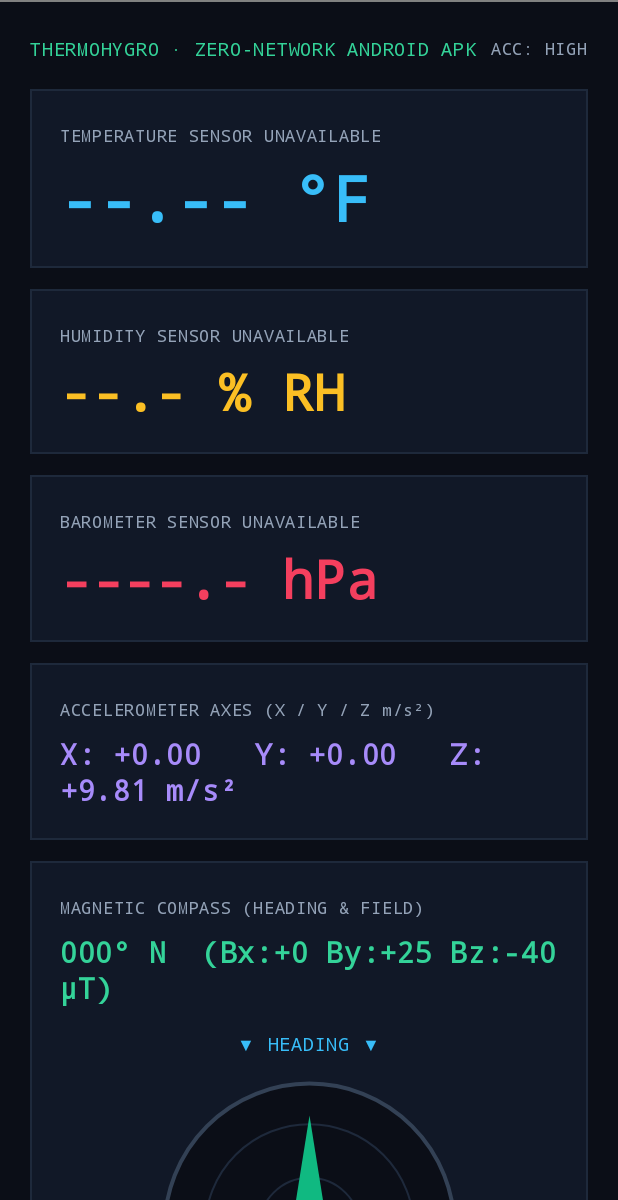
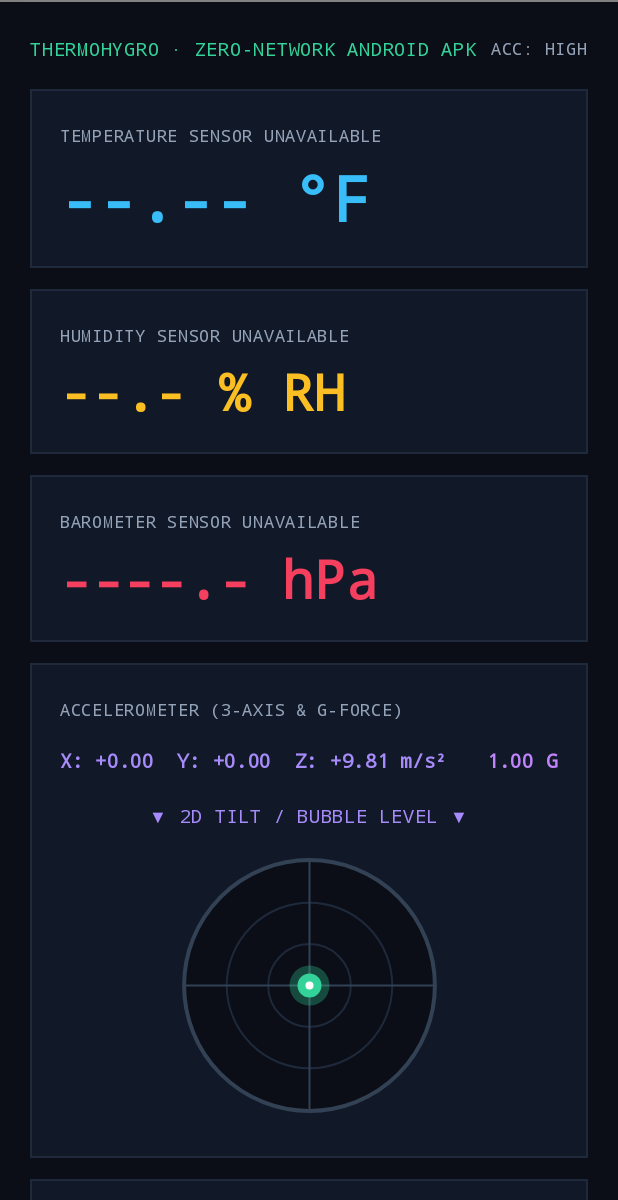
Before and after one commit to ervandarnell/AndroidViewSensors, an Android app built with Jetpack Compose: the screen it shows after launch (MainActivity), on a phone screen of 412 x 824 dp, the part 36-1236 px from its top. Run offline under Robolectric (Android 15) with nearby library versions, the phone set to English and light mode, and no system bars.

Commit message:
Updated to include accelerometer

```diff
--- a/app/src/main/java/com/thermohygro/offlinesensor/MainActivity.kt
+++ b/app/src/main/java/com/thermohygro/offlinesensor/MainActivity.kt
@@ -36,6 +36,7 @@ import androidx.compose.ui.unit.sp
 import androidx.core.content.ContextCompat
 import java.util.Locale
 import kotlin.math.ln
+import kotlin.math.sqrt
 
 /**
  * Zero-Network Android Thermometer (°F), Relative Humidity (% RH), Barometer (hPa / inHg),
@@ -442,27 +443,27 @@ fun ThermoHygroScreen(
             }
         }
 
-        // 3-Axis Accelerometer Card
+        // 3-Axis Accelerometer Card with 2D Visualizer Panel
         Column(
             modifier = Modifier
                 .fillMaxWidth()
                 .background(Color(0xFF111827))
                 .border(1.dp, Color(0xFF1E293B))
-                .padding(20.dp)
+                .padding(20.dp),
+            horizontalAlignment = Alignment.CenterHorizontally
         ) {
             Text(
-                text = "ACCELEROMETER AXES (X / Y / Z m/s²)",
+                text = "ACCELEROMETER (3-AXIS & G-FORCE)",
                 color = Color(0xFF94A3B8),
                 fontSize = 11.sp,
-                fontFamily = FontFamily.Monospace
+                fontFamily = FontFamily.Monospace,
+                modifier = Modifier.fillMaxWidth()
             )
-            Spacer(modifier = Modifier.height(6.dp))
-            Text(
-                text = String.format(Locale.US, "X: %+.2f   Y: %+.2f   Z: %+.2f m/s²", accelX, accelY, accelZ),
-                color = Color(0xFFA78BFA),
-                fontSize = 19.sp,
-                fontWeight = FontWeight.Bold,
-                fontFamily = FontFamily.Monospace
+            Spacer(modifier = Modifier.height(10.dp))
+            AccelerometerVisualizerPanel(
+                accelX = accelX,
+                accelY = accelY,
+                accelZ = accelZ
             )
         }
 
@@ -549,3 +550,88 @@ fun GraphicCompassDial(headingDeg: Float) {
         drawCircle(color = Color(0xFF06B6D4), radius = 6f, center = Offset(cx, cy))
     }
 }
+
+@Composable
+fun AccelerometerVisualizerPanel(
+    accelX: Float,
+    accelY: Float,
+    accelZ: Float
+) {
+    val totalMagnitude = sqrt(accelX * accelX + accelY * accelY + accelZ * accelZ)
+    val totalG = totalMagnitude / 9.80665f
+
+    Column(
+        modifier = Modifier.fillMaxWidth(),
+        horizontalAlignment = Alignment.CenterHorizontally
+    ) {
+        Row(
+            modifier = Modifier.fillMaxWidth(),
+            horizontalArrangement = Arrangement.SpaceBetween
+        ) {
+            Text(
+                text = String.format(Locale.US, "X: %+.2f  Y: %+.2f  Z: %+.2f m/s²", accelX, accelY, accelZ),
+                color = Color(0xFFA78BFA),
+                fontSize = 13.sp,
+                fontWeight = FontWeight.Bold,
+                fontFamily = FontFamily.Monospace
+            )
+            Text(
+                text = String.format(Locale.US, "%.2f G", totalG),
+                color = Color(0xFFC084FC),
+                fontSize = 13.sp,
+                fontWeight = FontWeight.Bold,
+                fontFamily = FontFamily.Monospace
+            )
+        }
+        Spacer(modifier = Modifier.height(12.dp))
+        Text(
+            text = "▼ 2D TILT / BUBBLE LEVEL ▼",
+            color = Color(0xFFA78BFA),
+            fontSize = 12.sp,
+            fontFamily = FontFamily.Monospace
+        )
+        Spacer(modifier = Modifier.height(6.dp))
+
+        Canvas(modifier = Modifier.size(190.dp)) {
+            val cx = size.width / 2f
+            val cy = size.height / 2f
+            val maxRadius = size.minDimension * 0.44f
+
+            // Outer & inner target rings
+            drawCircle(color = Color(0xFF0B0E17), radius = maxRadius, center = Offset(cx, cy))
+            drawCircle(color = Color(0xFF334155), radius = maxRadius, center = Offset(cx, cy), style = Stroke(width = 4f))
+            drawCircle(color = Color(0xFF1E293B), radius = maxRadius * 0.66f, center = Offset(cx, cy), style = Stroke(width = 2f))
+            drawCircle(color = Color(0xFF1E293B), radius = maxRadius * 0.33f, center = Offset(cx, cy), style = Stroke(width = 2f))
+
+            // Crosshair axes
+            drawLine(
+                color = Color(0xFF334155),
+                start = Offset(cx - maxRadius, cy),
+                end = Offset(cx + maxRadius, cy),
+                strokeWidth = 2f
+            )
+            drawLine(
+                color = Color(0xFF334155),
+                start = Offset(cx, cy - maxRadius),
+                end = Offset(cx, cy + maxRadius),
+                strokeWidth = 2f
+            )
+
+            // Clamp tilt offset to target radius
+            val scale = maxRadius / 9.81f
+            val bubbleOffsetX = (-accelX * scale).coerceIn(-maxRadius, maxRadius)
+            val bubbleOffsetY = (accelY * scale).coerceIn(-maxRadius, maxRadius)
+
+            val bubbleCenter = Offset(cx + bubbleOffsetX, cy + bubbleOffsetY)
+            val distFromCenter = sqrt(bubbleOffsetX * bubbleOffsetX + bubbleOffsetY * bubbleOffsetY)
+            val isCentered = distFromCenter < maxRadius * 0.15f
+
+            val bubbleColor = if (isCentered) Color(0xFF34D399) else Color(0xFFA78BFA)
+
+            // Dynamic bubble target indicator
+            drawCircle(color = bubbleColor.copy(alpha = 0.30f), radius = 20f, center = bubbleCenter)
+            drawCircle(color = bubbleColor, radius = 12f, center = bubbleCenter)
+            drawCircle(color = Color.White, radius = 4f, center = bubbleCenter)
+        }
+    }
+}
```
